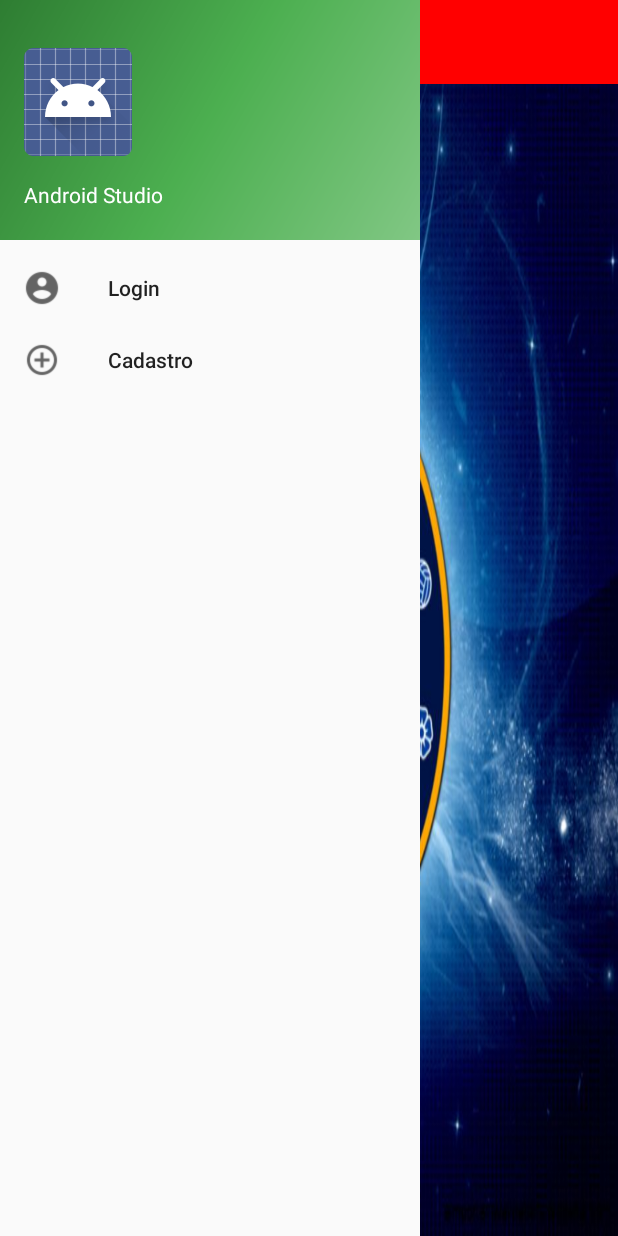
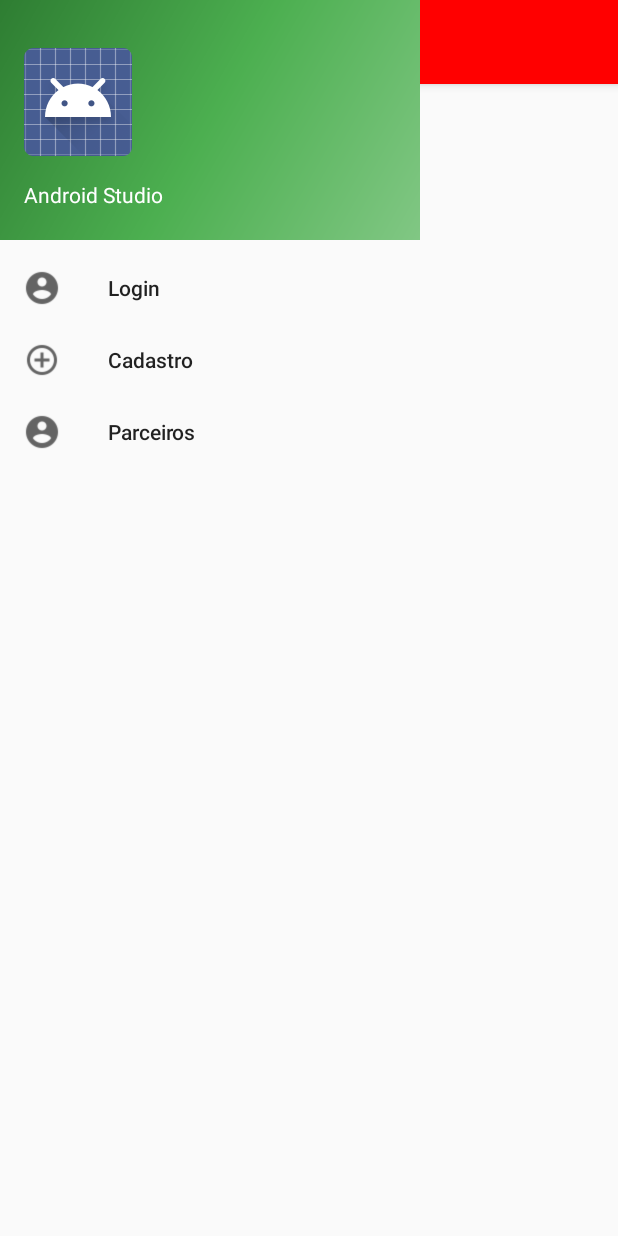
Before and after one commit to claranobre/Meu-Socio, an Android app: the FeedNoticias screen opened directly, with no data from a screen before it, on a phone screen of 412 x 824 dp. Run offline under Robolectric (Android 15) with nearby library versions, the phone set to English and light mode, and no system bars; 1 statement that could not run was skipped.

Commit message:
fix Updates

```diff
--- a/MeuSocio/app/src/main/res/layout/content_feed_noticias.xml
+++ b/MeuSocio/app/src/main/res/layout/content_feed_noticias.xml
@@ -10,7 +10,7 @@ android:id="@+id/content_feed_noticias"
 app:layout_behavior="@string/appbar_scrolling_view_behavior"
 tools:context="com.meu.socio.meusocio.Activities.FeedNoticiasActivity"
 tools:showIn="@layout/app_bar_feed_noticias"
-android:background="@drawable/chelsea">
+>
 
     <ScrollView
         android:layout_width="match_parent"
@@ -20,7 +20,7 @@ android:background="@drawable/chelsea">
             android:layout_width="wrap_content"
             android:layout_height="wrap_content"
             android:text="Feed de Notícias"
-            android:layout_gravity="center"
+            android:layout_gravity="top|center"
             android:textSize="20dp"
             android:textColor="@android:color/background_light"
             android:paddingBottom="20dp"/>
--- a/MeuSocio/app/src/main/res/menu/activity_feed_noticias_drawer.xml
+++ b/MeuSocio/app/src/main/res/menu/activity_feed_noticias_drawer.xml
@@ -10,6 +10,11 @@
             android:id="@+id/cadastroID"
             android:icon="@drawable/ic_add_circle_outline_black_24dp"
             android:title="Cadastro" />
+        <item
+            android:id="@+id/parceirosID"
+            android:icon="@drawable/ic_account_circle_black_24dp"
+            android:title="Parceiros" />
+
     </group>
 
 </menu>
```
